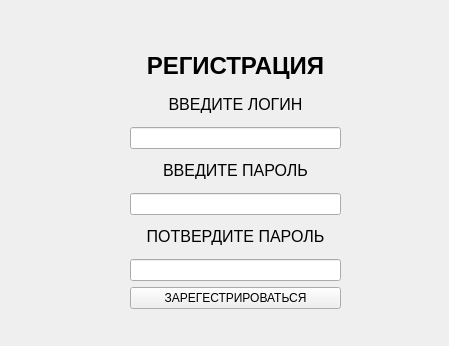
The window that src/register/register.ui (maks2134/RepetitorPlatform) describes before a commit, drawn with Qt 5.
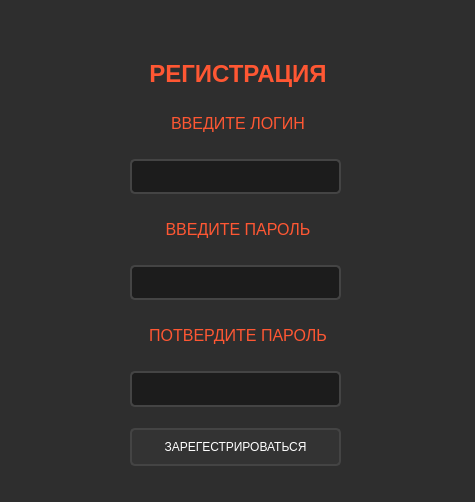
The same window after the commit.

Diff of the .ui file:
```diff
--- a/src/register/register.ui
+++ b/src/register/register.ui
@@ -6,20 +6,73 @@
    <rect>
     <x>0</x>
     <y>0</y>
-    <width>449</width>
-    <height>346</height>
+    <width>475</width>
+    <height>502</height>
    </rect>
   </property>
   <property name="windowTitle">
    <string>Register</string>
   </property>
+  <property name="styleSheet">
+   <string notr="true">QWidget {
+    background-color: #2E2E2E;
+    color: #FFFFFF;
+    font-family: Arial, sans-serif;
+}
+
+QLabel {
+    font-size: 20px;
+    color: #FF5733;
+    padding: 10px;
+    text-align: center;
+}
+
+QLineEdit {
+    border: 2px solid #444;
+    border-radius: 5px;
+    padding: 8px;
+    background-color: #1C1C1C;
+    color: #FFFFFF;
+    margin: 10px 0;
+}
+
+QLineEdit:focus {
+    border-color: #FF5733;
+    background-color: #333;
+}
+
+QPushButton {
+    border: 2px solid #444;
+    border-radius: 5px;
+    background-color: #333;
+    color: #FFFFFF;
+    padding: 10px;
+    margin: 5px 0;
+}
+
+QPushButton:hover {
+    background-color: #FF5733;
+    transform: scale(1.05);
+}
+
+QPushButton:pressed {
+    background-color: #C70039;
+}
+
+QGroupBox {
+    border: 2px solid #FF5733;
+    border-radius: 10px;
+    padding: 20px;
+    margin: 20px;
+}</string>
+  </property>
   <widget class="QWidget" name="layoutWidget">
    <property name="geometry">
     <rect>
      <x>130</x>
      <y>50</y>
      <width>211</width>
-     <height>259</height>
+     <height>421</height>
     </rect>
    </property>
    <layout class="QVBoxLayout" name="verticalLayout">
```
